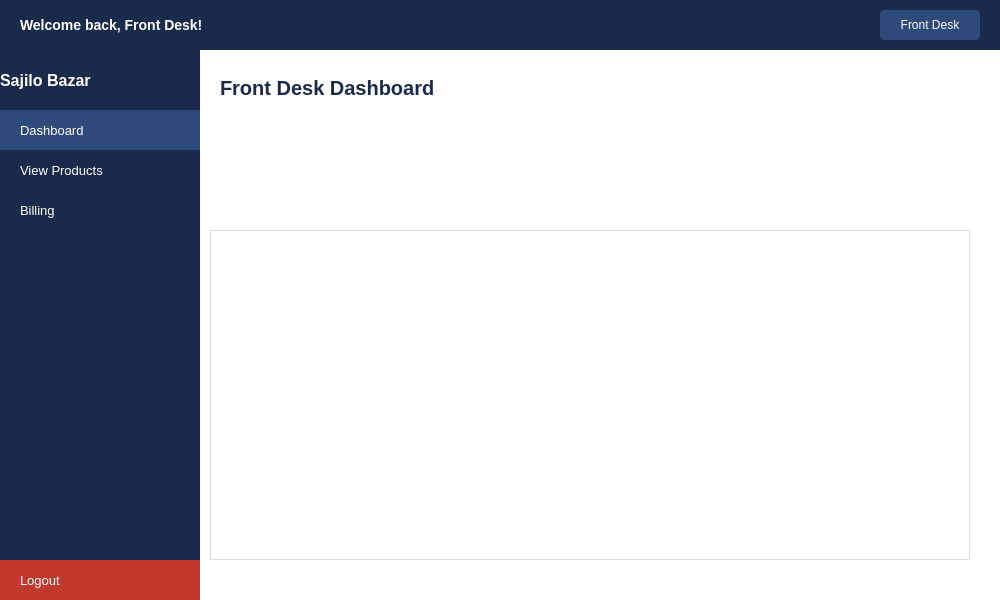
Before: the Qt Designer form ui/frontdesk.ui in kriitikat/Sajilo-Bazarr, drawn with Qt 5.
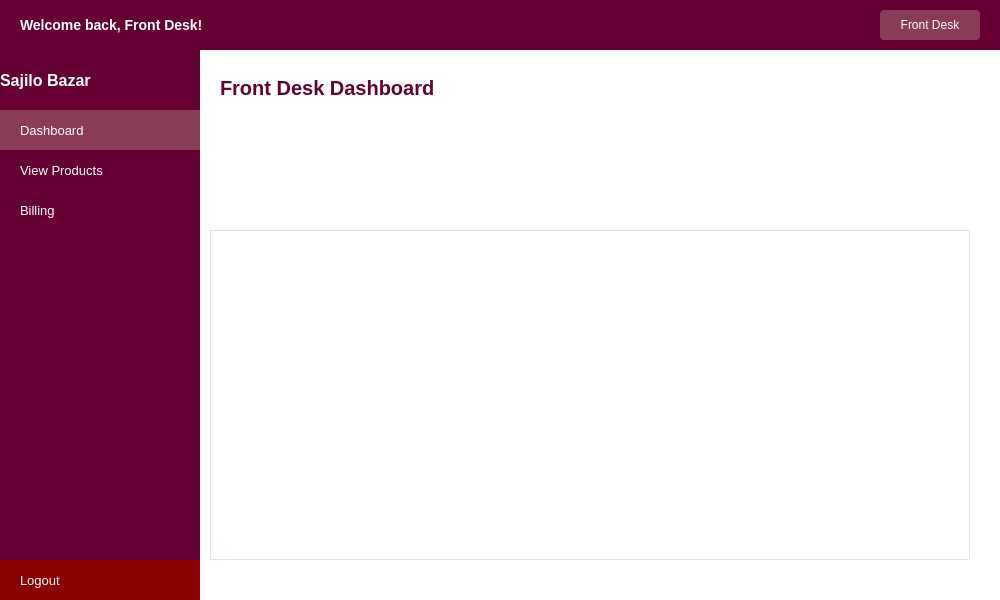
After: the same form once the commit is applied.

Commit message: Enhance ui of staffdashboard and frontdesk pages

Diff of the .ui file:
```diff
--- a/ui/frontdesk.ui
+++ b/ui/frontdesk.ui
@@ -15,7 +15,7 @@
   </property>
   <widget class="QWidget" name="centralwidget">
    <property name="styleSheet">
-    <string notr="true">QWidget { background-color: #f0f0f0; }</string>
+    <string notr="true">QWidget { background-color: #fbf3f5; }</string>
    </property>
    <widget class="QFrame" name="topbarFrame">
     <property name="geometry">
@@ -27,7 +27,7 @@
      </rect>
     </property>
     <property name="styleSheet">
-     <string notr="true">QFrame { background-color: #1a2a4a; }</string>
+     <string notr="true">QFrame { background-color: #660033; }</string>
     </property>
     <widget class="QLabel" name="welcomeLabel">
      <property name="geometry">
@@ -55,7 +55,7 @@
       </rect>
      </property>
      <property name="styleSheet">
-      <string notr="true">QPushButton { background-color: #2e4a7a; color: white; border-radius: 4px; font-size: 12px; }</string>
+      <string notr="true">QPushButton { background-color: #8a3b57; color: white; border-radius: 4px; font-size: 12px; }</string>
      </property>
      <property name="text">
       <string>Front Desk</string>
@@ -72,7 +72,7 @@
      </rect>
     </property>
     <property name="styleSheet">
-     <string notr="true">QFrame { background-color: #1a2a4a; }</string>
+     <string notr="true">QFrame { background-color: #660033; }</string>
     </property>
     <widget class="QLabel" name="appNameLabel">
      <property name="geometry">
@@ -100,7 +100,7 @@
       </rect>
      </property>
      <property name="styleSheet">
-      <string notr="true">QPushButton { background-color: #2e4a7a; color: white; border: none; text-align: left; padding-left: 20px; font-size: 13px; } QPushButton:hover { background-color: #3a5a9a; }</string>
+      <string notr="true">QPushButton { background-color: #8a3b57; color: white; border: none; text-align: left; padding-left: 20px; font-size: 13px; } QPushButton:hover { background-color: #6d2e45; }</string>
      </property>
      <property name="text">
       <string>Dashboard</string>
@@ -116,7 +116,7 @@
       </rect>
      </property>
      <property name="styleSheet">
-      <string notr="true">QPushButton { background-color: transparent; color: white; border: none; text-align: left; padding-left: 20px; font-size: 13px; } QPushButton:hover { background-color: #2e4a7a; }</string>
+      <string notr="true">QPushButton { background-color: transparent; color: white; border: none; text-align: left; padding-left: 20px; font-size: 13px; } QPushButton:hover { background-color: #8a3b57; }</string>
      </property>
      <property name="text">
       <string>View Products</string>
@@ -132,7 +132,7 @@
       </rect>
      </property>
      <property name="styleSheet">
-      <string notr="true">QPushButton { background-color: transparent; color: white; border: none; text-align: left; padding-left: 20px; font-size: 13px; } QPushButton:hover { background-color: #2e4a7a; }</string>
+      <string notr="true">QPushButton { background-color: transparent; color: white; border: none; text-align: left; padding-left: 20px; font-size: 13px; } QPushButton:hover { background-color: #8a3b57; }</string>
      </property>
      <property name="text">
       <string>Billing</string>
@@ -148,7 +148,7 @@
       </rect>
      </property>
      <property name="styleSheet">
-      <string notr="true">QPushButton { background-color: #c0392b; color: white; border: none; text-align: left; padding-left: 20px; font-size: 13px; } QPushButton:hover { background-color: #e74c3c; }</string>
+      <string notr="true">QPushButton { background-color: #8B0000; color: white; border: none; text-align: left; padding-left: 20px; font-size: 13px; } QPushButton:hover { background-color: #660000; }</string>
      </property>
      <property name="text">
       <string>Logout</string>
@@ -177,7 +177,7 @@
       </rect>
      </property>
      <property name="styleSheet">
-      <string notr="true">QLabel { color: #1a2a4a; font-size: 20px; font-weight: bold; background: transparent; }</string>
+      <string notr="true">QLabel { color: #660033; font-size: 20px; font-weight: bold; background: transparent; }</string>
      </property>
      <property name="text">
       <string>Front Desk Dashboard</string>
@@ -193,7 +193,7 @@
       </rect>
      </property>
      <property name="styleSheet">
-      <string notr="true">QTableWidget { border: 1px solid #dddddd; gridline-color: #eeeeee; font-size: 13px; } QHeaderView::section { background-color: #1a2a4a; color: white; padding: 6px; font-weight: bold; }</string>
+      <string notr="true">QTableWidget { background-color: #ffffff; border: 1px solid #f0dde1; gridline-color: #f6ebee; font-size: 13px; color: #4a1626; } QHeaderView::section { background-color: #660033; color: white; padding: 6px; font-weight: bold; }</string>
      </property>
     </widget>
    </widget>
```
The commit also changes 7 other files.
